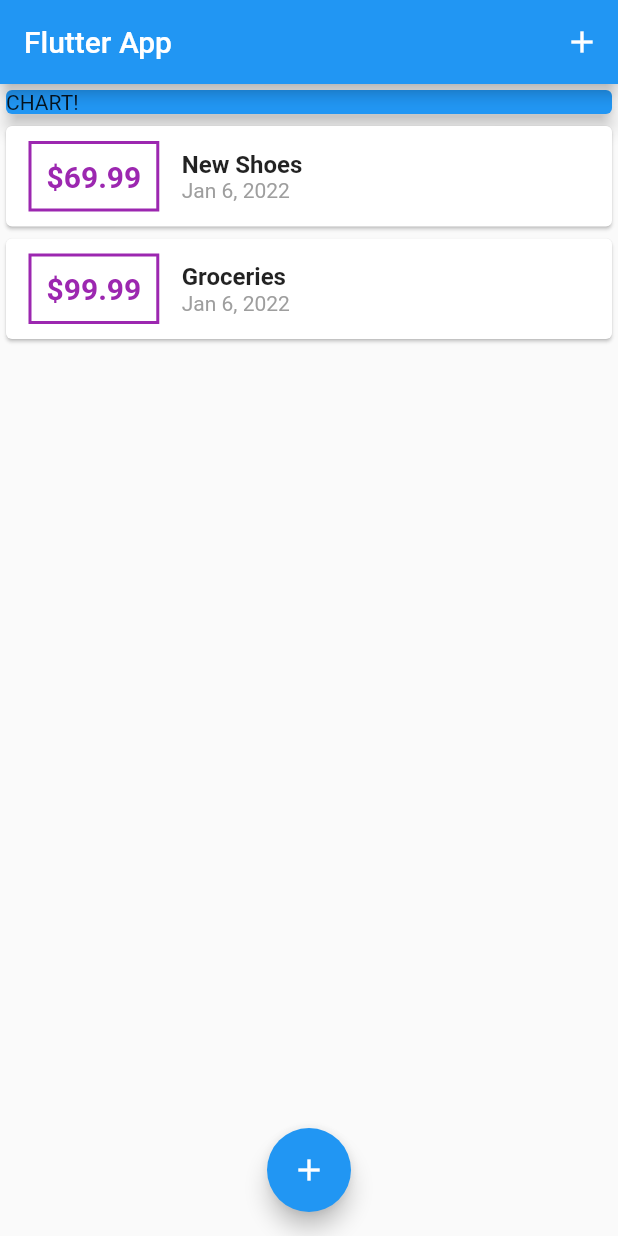
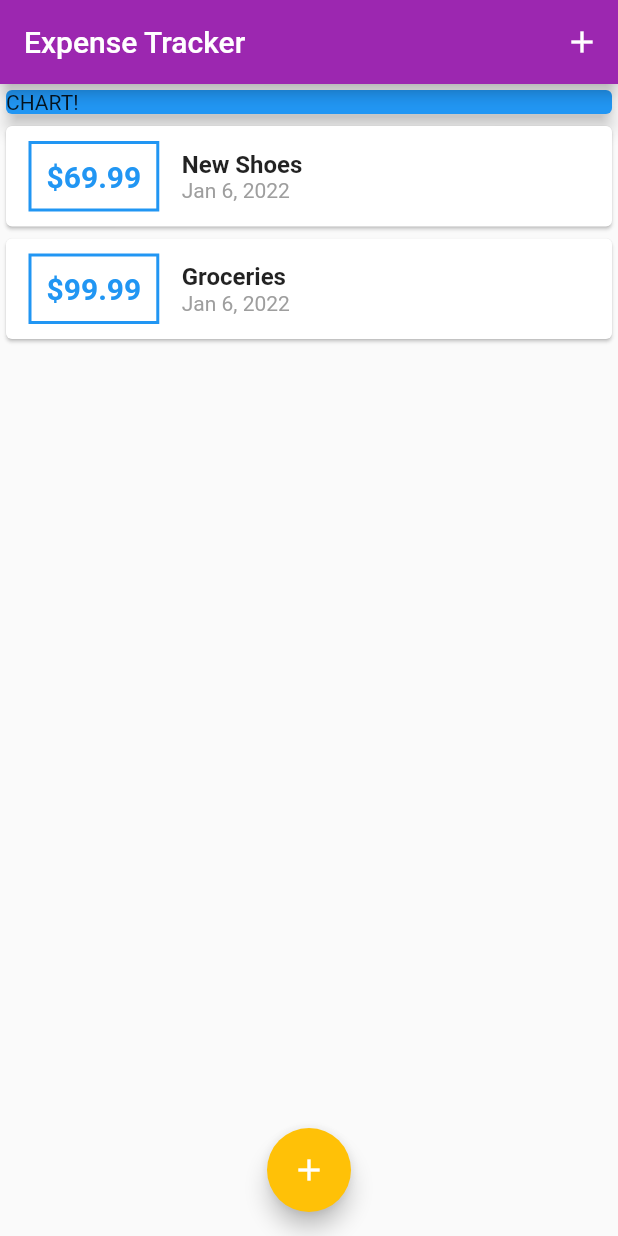
Before and after one commit to 0xcatrovacer/expense-tracker, a Flutter app: the screen it shows after launch, on a phone screen of 412 x 824 dp. Run offline on Flutter 3.47's test engine with Material 2 defaults, Android fonts, the phone set to English and light mode, and no system bars.

Commit message:
added themes

```diff
--- a/lib/main.dart
+++ b/lib/main.dart
@@ -12,7 +12,13 @@ class MyApp extends StatelessWidget {
   @override
   Widget build(BuildContext context) {
     return MaterialApp(
-      title: 'Flutter App',
+      title: 'Expense Tracker',
+      theme: ThemeData(
+        colorScheme: Theme.of(context).colorScheme.copyWith(
+              primary: Colors.purple,
+              secondary: Colors.amber,
+            ),
+      ),
       home: MyHomePage(),
     );
   }
@@ -57,7 +63,7 @@ class _MyHomePageState extends State<MyHomePage> {
   Widget build(BuildContext context) {
     return Scaffold(
       appBar: AppBar(
-        title: Text('Flutter App'),
+        title: Text('Expense Tracker'),
         actions: <Widget>[
           IconButton(
             onPressed: () => _startAddNewTransaction(context),
--- a/lib/widgets/transaction_list.dart
+++ b/lib/widgets/transaction_list.dart
@@ -20,14 +20,15 @@ class TransactionList extends StatelessWidget {
                 Container(
                   margin: EdgeInsets.symmetric(horizontal: 15, vertical: 10),
                   decoration: BoxDecoration(
-                      border: Border.all(color: Colors.purple, width: 2)),
+                      border: Border.all(
+                          color: Theme.of(context).primaryColor, width: 2)),
                   padding: EdgeInsets.all(10),
                   child: Text(
                     "\$${transactions[index].amount}",
                     style: TextStyle(
                         fontWeight: FontWeight.bold,
                         fontSize: 20,
-                        color: Colors.purple),
+                        color: Theme.of(context).primaryColor),
                   ),
                 ),
                 Column(
```
